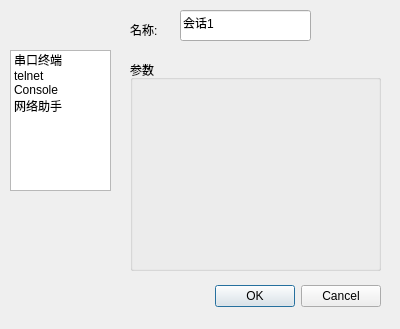
heyuanjie87/QTerminal, file NewSession/NewSession.ui: the form before one commit.
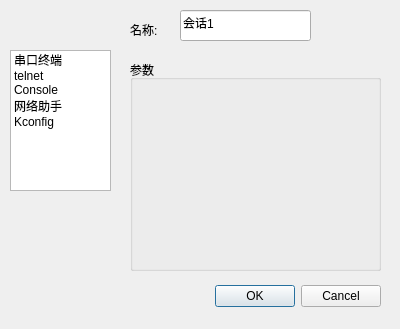
The form after the commit.

```diff
--- a/NewSession/NewSession.ui
+++ b/NewSession/NewSession.ui
@@ -64,6 +64,11 @@
      <string>网络助手</string>
     </property>
    </item>
+   <item>
+    <property name="text">
+     <string>Kconfig</string>
+    </property>
+   </item>
   </widget>
   <widget class="QLabel" name="label">
    <property name="geometry">
```
